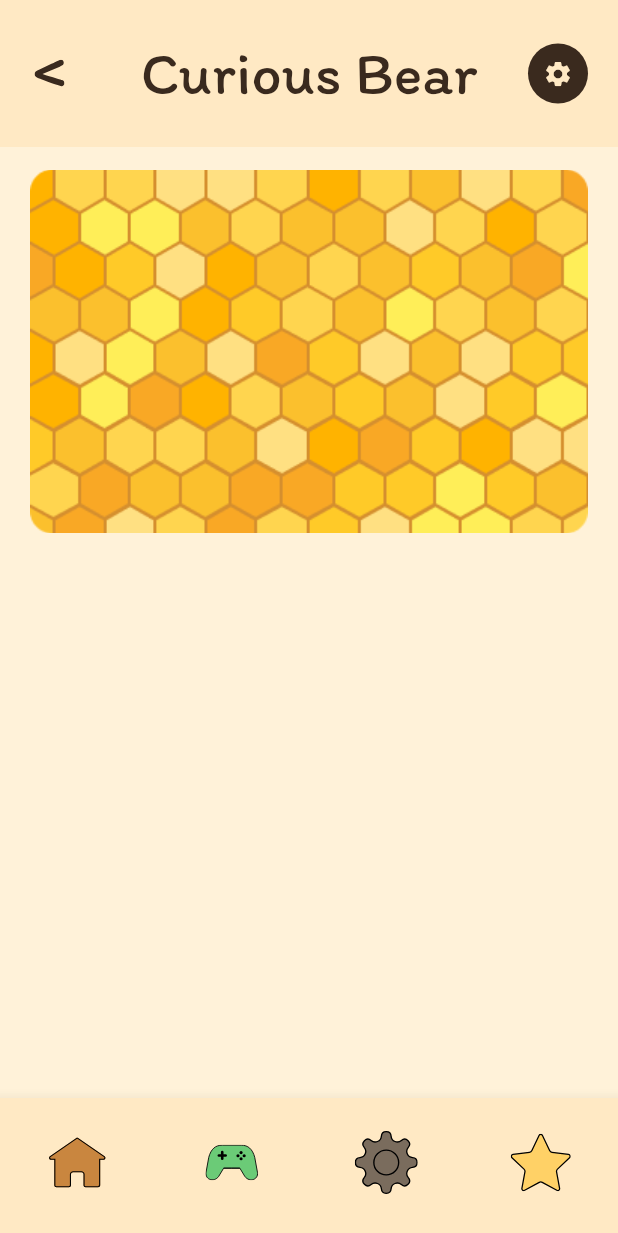
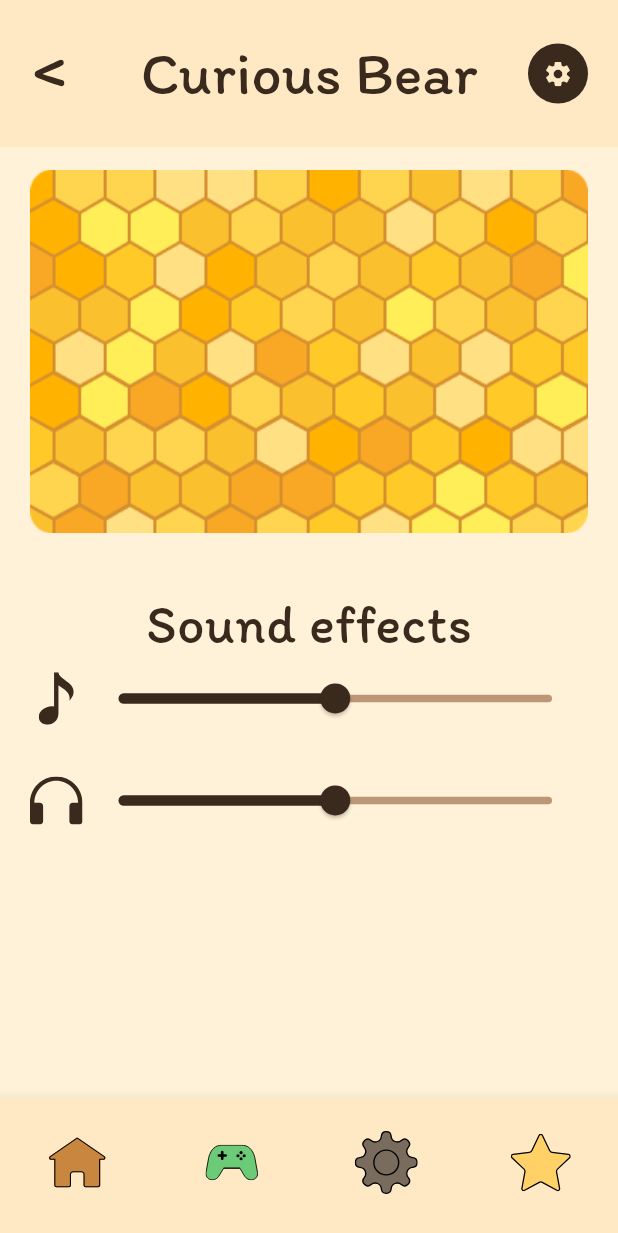
Before and after one commit to woacwoak/Educational-App, a Flutter app: the screen it shows after launch, item 3 of the bottom bar chosen, on a phone screen of 412 x 824 dp. Shown: the top 1233 px of the screen. Run offline on Flutter 3.47's test engine with Material 3 defaults, Android fonts, the phone set to English and light mode, and no system bars; our stand-ins replace audioplayers, flutter_svg.

Commit message:
I created a settings page with sound and music mixers

```diff
--- a/educational_app/lib/pages/settings.dart
+++ b/educational_app/lib/pages/settings.dart
@@ -1,9 +1,26 @@
 import "package:curious_bear/widgets/navigation.dart";
 import "package:flutter/material.dart";
+import "package:flutter_svg/svg.dart";
 import "../widgets/custom_app_bar.dart";
+import "package:audioplayers/audioplayers.dart";
 
-class SettingsPage extends StatelessWidget {
+
+
+class SettingsPage extends StatefulWidget {
   const SettingsPage({super.key});
+
+  @override
+  State<SettingsPage> createState() => _SettingsPageState();
+}
+
+class _SettingsPageState extends State<SettingsPage> {
+  AudioPlayer musicPlayer = AudioPlayer();
+  AudioPlayer sfxPlayer = AudioPlayer();
+
+  double musicVolume = 0.5;
+  double sfxVolume = 0.5;
+
+
 
   @override
   Widget build(BuildContext context) {
@@ -22,12 +39,100 @@ class SettingsPage extends StatelessWidget {
               'assets/images/honeycomb.png',
               width: 400,
               fit: BoxFit.contain,
+            ),
+          ),
+          SizedBox(height: 20),
+          Center(
+            child: Text(
+             "Sound effects",
+             style: TextStyle(
+              color: Color(0xff3A2A1E),
+              fontSize: 36,
+              fontWeight: FontWeight.normal,
+              fontFamily: 'Itim'
               ),
+            ),
+          ),
 
-            )
+          Padding(
+            padding: const EdgeInsets.symmetric(horizontal: 20),
+            child: Row(
+              children: [
+                SizedBox(
+                  width: 35,
+                  height: 35,
+                  child: SvgPicture.asset(
+                  "assets/icons/music.svg",
+                  ),
+                ),
+
+                Expanded(
+                  child: SliderTheme(
+                    data: SliderTheme.of(context).copyWith(
+                      activeTrackColor: Color(0xff3A2A1E),
+                      inactiveTrackColor: Color(0xffBD9577),
+                      thumbColor: Color(0xff3A2A1E),
+                      overlayColor: Color(0x333A2A1E),
+                      thumbShape: RoundSliderThumbShape(enabledThumbRadius: 10),
+                      trackHeight: 5,
+                    ),
+                    child: Slider(
+                    value: musicVolume,
+                    onChanged: (value){
+                      setState((){
+                        musicVolume = value;
+                      });
+                      musicPlayer.setVolume(value);
+                      },
+                    ),
+                  ),
+                )
+              ],
+            ),
+          ),
+          SizedBox(height: 20),
+
+          Padding(
+            padding: const EdgeInsets.symmetric(horizontal: 20),
+            child: Row(
+              children: [
+                SizedBox(
+                  width: 35,
+                  height: 35,
+                  child: SvgPicture.asset(
+                    "assets/icons/sound.svg",
+                  ),
+                ),
+
+
+                Expanded(
+                  child: SliderTheme(
+                    data: SliderTheme.of(context).copyWith(
+                      activeTrackColor: Color(0xff3A2A1E),
+                      inactiveTrackColor: Color(0xffBD9577),
+                      thumbColor: Color(0xff3A2A1E),
+                      overlayColor: Color(0x333A2A1E),
+                      thumbShape: RoundSliderThumbShape(enabledThumbRadius: 10),
+                      trackHeight: 5,
+                    ),
+                    child: Slider(
+                      value: sfxVolume,
+                      onChanged: (value){
+                        setState((){
+                          sfxVolume = value;
+                        });
+                        sfxPlayer.setVolume(value);
+                      },
+                    ),
+                  )
+
+                  )
+                ],
+              )
+            ),
           ],
         ),
-      )
+      ),
     );
   }
 }
--- a/educational_app/pubspec.yaml
+++ b/educational_app/pubspec.yaml
@@ -30,6 +30,8 @@ environment:
 dependencies:
   flutter:
     sdk: flutter
+
+  audioplayers: ^6.5.1
 
   # The following adds the Cupertino Icons font to your application.
   # Use with the CupertinoIcons class for iOS style icons.
@@ -84,6 +86,9 @@ flutter:
     - assets/icons/Bulb.svg
     # Image for Settings Page
     - assets/images/honeycomb.png
+    # Icons for Settings Page
+    - assets/icons/music.svg
+    - assets/icons/sound.svg
 
 
 
```
Also changed, not shown: educational_app/assets/icons/music.svg (added), educational_app/assets/icons/sound.svg (added), educational_app/pubspec.lock, 5 other files.
